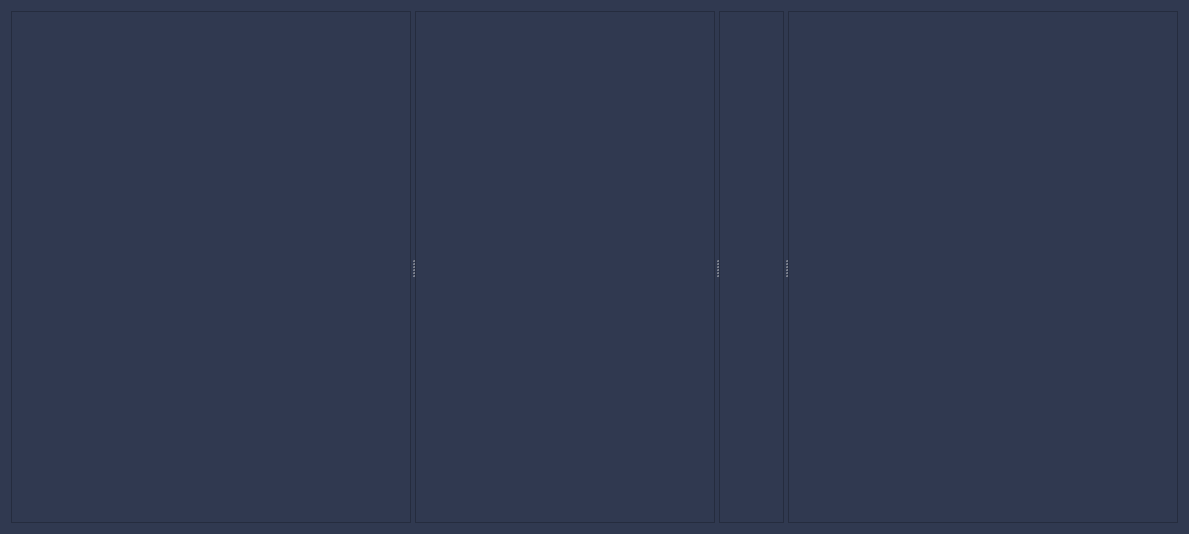
First picture: the form in src/rqt_gcs/resources/WidgetMain.ui, repository CSUN-SERL/lcar-bot, before the edit.
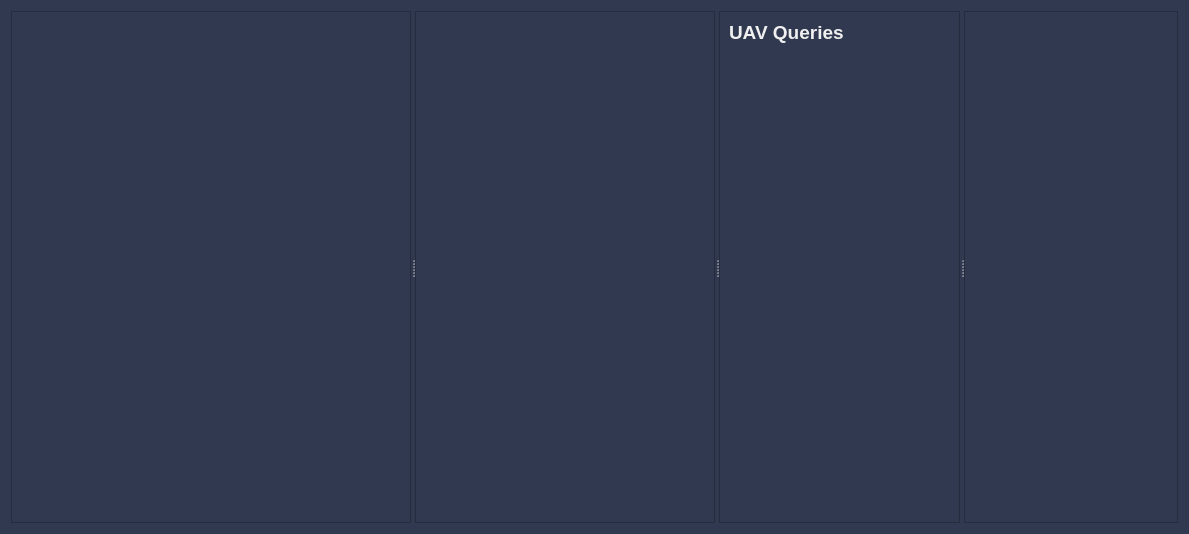
Second picture: the form after the edit.

```diff
--- a/src/rqt_gcs/resources/WidgetMain.ui
+++ b/src/rqt_gcs/resources/WidgetMain.ui
@@ -24,7 +24,7 @@
 background-color: rgb(48, 57, 80);</string>
   </property>
   <layout class="QGridLayout" name="gridLayout_2">
-   <item row="0" column="0">
+   <item row="0" column="1">
     <widget class="QSplitter" name="splitter">
      <property name="orientation">
       <enum>Qt::Horizontal</enum>
@@ -90,6 +90,12 @@
       </layout>
      </widget>
      <widget class="QFrame" name="frame_5">
+      <property name="minimumSize">
+       <size>
+        <width>150</width>
+        <height>0</height>
+       </size>
+      </property>
       <property name="frameShape">
        <enum>QFrame::StyledPanel</enum>
       </property>
@@ -98,7 +104,59 @@
       </property>
       <layout class="QGridLayout" name="gridLayout">
        <item row="0" column="0">
-        <layout class="QVBoxLayout" name="PictureMsgLayout"/>
+        <layout class="QVBoxLayout" name="verticalLayout_3">
+         <item>
+          <widget class="QLabel" name="label">
+           <property name="sizePolicy">
+            <sizepolicy hsizetype="Minimum" vsizetype="Minimum">
+             <horstretch>0</horstretch>
+             <verstretch>0</verstretch>
+            </sizepolicy>
+           </property>
+           <property name="maximumSize">
+            <size>
+             <width>16777215</width>
+             <height>25</height>
+            </size>
+           </property>
+           <property name="font">
+            <font>
+             <pointsize>14</pointsize>
+             <weight>75</weight>
+             <bold>true</bold>
+            </font>
+           </property>
+           <property name="text">
+            <string>UAV Queries</string>
+           </property>
+           <property name="textFormat">
+            <enum>Qt::AutoText</enum>
+           </property>
+           <property name="alignment">
+            <set>Qt::AlignLeading|Qt::AlignLeft|Qt::AlignTop</set>
+           </property>
+          </widget>
+         </item>
+         <item>
+          <layout class="QVBoxLayout" name="PictureMsgLayout"/>
+         </item>
+        </layout>
+       </item>
+       <item row="2" column="0">
+        <spacer name="verticalSpacer_2">
+         <property name="orientation">
+          <enum>Qt::Vertical</enum>
+         </property>
+         <property name="sizeType">
+          <enum>QSizePolicy::Expanding</enum>
+         </property>
+         <property name="sizeHint" stdset="0">
+          <size>
+           <width>20</width>
+           <height>40</height>
+          </size>
+         </property>
+        </spacer>
        </item>
       </layout>
      </widget>
```
